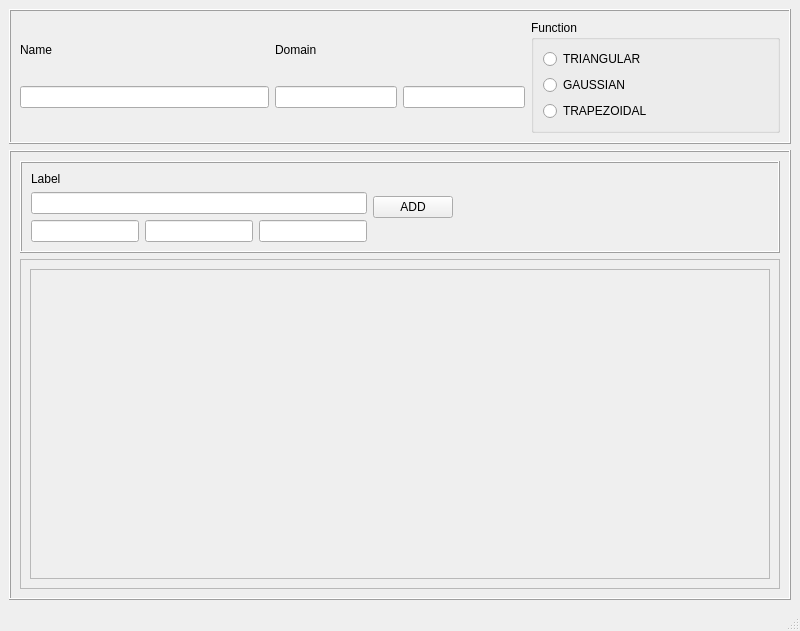
This is design/input.ui in bbaltuntas/tubitak-fuzzy as Qt 5 draws it before an edit. The edited form follows.
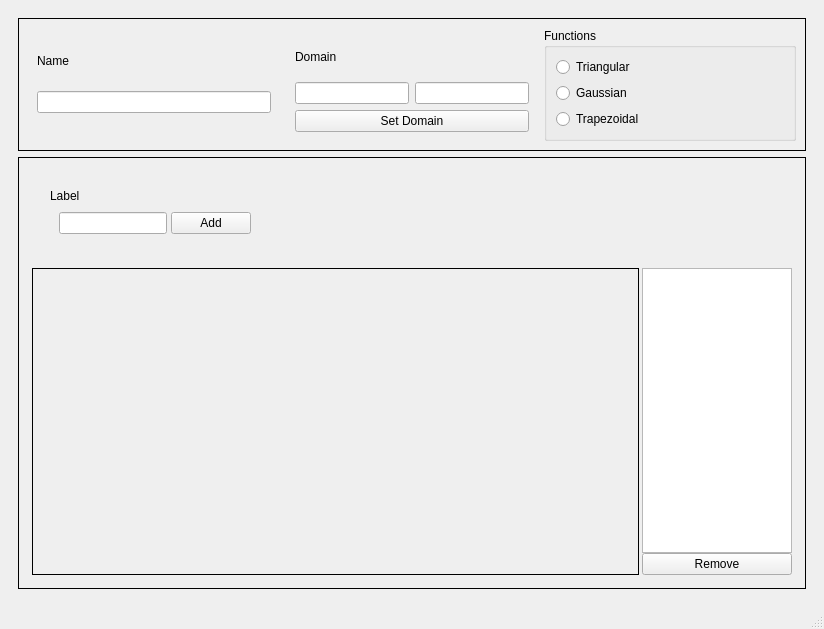
This is the edited form.

What changed in the file:
```diff
--- a/design/input.ui
+++ b/design/input.ui
@@ -6,16 +6,17 @@
    <rect>
     <x>0</x>
     <y>0</y>
-    <width>800</width>
-    <height>631</height>
+    <width>824</width>
+    <height>629</height>
    </rect>
   </property>
   <property name="windowTitle">
    <string>MainWindow</string>
   </property>
   <widget class="QWidget" name="centralwidget">
-   <layout class="QVBoxLayout" name="verticalLayout_2">
+   <layout class="QHBoxLayout" name="horizontalLayout">
     <item>
+     <widget class="QFrame" name="verticalFrame">
      <layout class="QVBoxLayout" name="verticalLayout">
       <item>
        <widget class="QFrame" name="frame_2">
@@ -26,16 +27,18 @@
          </sizepolicy>
         </property>
         <property name="frameShape">
-         <enum>QFrame::Box</enum>
-        </property>
-        <property name="frameShadow">
-         <enum>QFrame::Raised</enum>
-        </property>
-        <layout class="QHBoxLayout" name="horizontalLayout_4">
+          <enum>QFrame::Panel</enum>
+         </property>
+         <layout class="QHBoxLayout" name="variable_info_layout">
          <item>
-          <layout class="QHBoxLayout" name="horizontalLayout_3">
-           <item>
-            <layout class="QVBoxLayout" name="verticalLayout_4">
+           <widget class="QFrame" name="verticalFrame">
+            <property name="sizePolicy">
+             <sizepolicy hsizetype="Minimum" vsizetype="Preferred">
+              <horstretch>0</horstretch>
+              <verstretch>0</verstretch>
+             </sizepolicy>
+            </property>
+            <layout class="QVBoxLayout" name="verticalLayout_2">
              <item>
               <widget class="QLabel" name="label">
                <property name="sizePolicy">
@@ -50,173 +53,207 @@
               </widget>
              </item>
              <item>
-              <widget class="QLineEdit" name="lineEdit">
+              <widget class="QLineEdit" name="var_name"/>
+             </item>
+            </layout>
+           </widget>
+          </item>
+          <item>
+           <widget class="QFrame" name="verticalFrame_2">
                <property name="sizePolicy">
-                <sizepolicy hsizetype="Minimum" vsizetype="Fixed">
+             <sizepolicy hsizetype="MinimumExpanding" vsizetype="Preferred">
                  <horstretch>0</horstretch>
                  <verstretch>0</verstretch>
                 </sizepolicy>
                </property>
-              </widget>
-             </item>
-            </layout>
-           </item>
-           <item>
-            <layout class="QVBoxLayout" name="verticalLayout_5">
+            <layout class="QVBoxLayout" name="verticalLayout_4">
              <item>
               <widget class="QLabel" name="label_2">
-               <property name="sizePolicy">
-                <sizepolicy hsizetype="Preferred" vsizetype="Fixed">
-                 <horstretch>0</horstretch>
-                 <verstretch>0</verstretch>
-                </sizepolicy>
-               </property>
                <property name="text">
                 <string>Domain</string>
                </property>
               </widget>
              </item>
              <item>
-              <layout class="QHBoxLayout" name="horizontalLayout_6">
+              <layout class="QHBoxLayout" name="horizontalLayout_2">
                <item>
-                <widget class="QLineEdit" name="lineEdit_2">
-                 <property name="sizePolicy">
-                  <sizepolicy hsizetype="Minimum" vsizetype="Fixed">
-                   <horstretch>0</horstretch>
-                   <verstretch>0</verstretch>
-                  </sizepolicy>
+                <widget class="QLineEdit" name="domain_min"/>
+               </item>
+               <item>
+                <widget class="QLineEdit" name="domain_max"/>
+               </item>
+              </layout>
+             </item>
+             <item>
+              <widget class="QPushButton" name="set_domain">
+               <property name="text">
+                <string>Set Domain</string>
                  </property>
                 </widget>
                </item>
+            </layout>
+           </widget>
+          </item>
                <item>
-                <widget class="QLineEdit" name="lineEdit_3">
+           <widget class="QGroupBox" name="verticalGroupBox_3">
                  <property name="sizePolicy">
-                  <sizepolicy hsizetype="Minimum" vsizetype="Fixed">
+             <sizepolicy hsizetype="MinimumExpanding" vsizetype="Preferred">
                    <horstretch>0</horstretch>
                    <verstretch>0</verstretch>
                   </sizepolicy>
                  </property>
-                </widget>
-               </item>
-              </layout>
-             </item>
-            </layout>
-           </item>
-           <item>
-            <layout class="QVBoxLayout" name="verticalLayout_6">
-             <item>
-              <widget class="QGroupBox" name="groupBox">
                <property name="title">
-                <string>Function</string>
-               </property>
-               <layout class="QVBoxLayout" name="verticalLayout_8">
+             <string>Functions</string>
+            </property>
+            <layout class="QVBoxLayout" name="verticalLayout_5">
                 <item>
-                 <layout class="QVBoxLayout" name="verticalLayout_7">
-                  <item>
-                   <widget class="QRadioButton" name="radioButton">
+              <widget class="QRadioButton" name="triangular_mf">
                     <property name="text">
-                     <string>TRIANGULAR</string>
+                <string>Triangular</string>
                     </property>
                    </widget>
                   </item>
                   <item>
-                   <widget class="QRadioButton" name="radioButton_2">
+              <widget class="QRadioButton" name="gaussian_mf">
                     <property name="text">
-                     <string>GAUSSIAN</string>
+                <string>Gaussian</string>
                     </property>
                    </widget>
                   </item>
                   <item>
-                   <widget class="QRadioButton" name="radioButton_3">
+              <widget class="QRadioButton" name="trapezoidal_mf">
                     <property name="text">
-                     <string>TRAPEZOIDAL</string>
+                <string>Trapezoidal</string>
                     </property>
                    </widget>
                   </item>
                  </layout>
-                </item>
-               </layout>
               </widget>
              </item>
             </layout>
-           </item>
-          </layout>
-         </item>
-        </layout>
        </widget>
       </item>
       <item>
        <widget class="QFrame" name="frame">
         <property name="frameShape">
-         <enum>QFrame::Box</enum>
-        </property>
-        <property name="frameShadow">
-         <enum>QFrame::Raised</enum>
-        </property>
-        <layout class="QVBoxLayout" name="verticalLayout_10">
+          <enum>QFrame::Panel</enum>
+         </property>
+         <layout class="QVBoxLayout" name="term_layout">
+          <item>
+           <widget class="QFrame" name="verticalFrame">
+            <layout class="QVBoxLayout" name="verticalLayout_3" stretch="1,0">
+             <property name="spacing">
+              <number>3</number>
+             </property>
+             <property name="leftMargin">
+              <number>4</number>
+             </property>
+             <property name="topMargin">
+              <number>4</number>
+             </property>
+             <property name="rightMargin">
+              <number>4</number>
+             </property>
+             <property name="bottomMargin">
+              <number>4</number>
+             </property>
          <item>
-          <layout class="QVBoxLayout" name="verticalLayout_9">
-           <item>
-            <widget class="QFrame" name="frame_4">
+              <widget class="QFrame" name="edit_frame">
              <property name="sizePolicy">
-              <sizepolicy hsizetype="Preferred" vsizetype="Fixed">
+                <sizepolicy hsizetype="Fixed" vsizetype="Fixed">
                <horstretch>0</horstretch>
                <verstretch>0</verstretch>
               </sizepolicy>
              </property>
-             <property name="frameShape">
-              <enum>QFrame::Box</enum>
-             </property>
-             <property name="frameShadow">
-              <enum>QFrame::Raised</enum>
-             </property>
-             <layout class="QHBoxLayout" name="horizontalLayout_9">
+               <layout class="QHBoxLayout" name="horizontalLayout_3">
+                <property name="spacing">
+                 <number>4</number>
+                </property>
               <item>
-               <layout class="QHBoxLayout" name="horizontalLayout_8">
-                <item>
-                 <layout class="QVBoxLayout" name="verticalLayout_12">
-                  <item>
-                   <layout class="QVBoxLayout" name="verticalLayout_13">
+                 <widget class="QFrame" name="edit_frame_2">
+                  <property name="sizePolicy">
+                   <sizepolicy hsizetype="Preferred" vsizetype="Preferred">
+                    <horstretch>0</horstretch>
+                    <verstretch>0</verstretch>
+                   </sizepolicy>
+                  </property>
+                  <layout class="QVBoxLayout" name="verticalLayout_6">
+                   <property name="spacing">
+                    <number>0</number>
+                   </property>
                     <item>
                      <widget class="QLabel" name="label_3">
-                      <property name="sizePolicy">
-                       <sizepolicy hsizetype="Preferred" vsizetype="Fixed">
-                        <horstretch>0</horstretch>
-                        <verstretch>0</verstretch>
-                       </sizepolicy>
-                      </property>
                       <property name="text">
                        <string>Label</string>
                       </property>
                      </widget>
                     </item>
                     <item>
-                     <widget class="QLineEdit" name="lineEdit_4"/>
-                    </item>
+                    <widget class="QFrame" name="horizontalFrame">
+                     <property name="sizePolicy">
+                      <sizepolicy hsizetype="Fixed" vsizetype="Preferred">
+                       <horstretch>0</horstretch>
+                       <verstretch>0</verstretch>
+                      </sizepolicy>
+                     </property>
+                     <layout class="QHBoxLayout" name="horizontalLayout_4">
+                      <property name="spacing">
+                       <number>4</number>
+                      </property>
                     <item>
-                     <layout class="QHBoxLayout" name="horizontalLayout_10">
-                      <item>
-                       <widget class="QLineEdit" name="lineEdit_5"/>
+                       <widget class="QLineEdit" name="mf_label">
+                        <property name="sizePolicy">
+                         <sizepolicy hsizetype="Fixed" vsizetype="Fixed">
+                          <horstretch>0</horstretch>
+                          <verstretch>0</verstretch>
+                         </sizepolicy>
+                        </property>
+                       </widget>
                       </item>
                       <item>
-                       <widget class="QLineEdit" name="lineEdit_6"/>
-                      </item>
-                      <item>
-                       <widget class="QLineEdit" name="lineEdit_7"/>
-                      </item>
-                     </layout>
-                    </item>
-                   </layout>
-                  </item>
-                 </layout>
-                </item>
-               </layout>
-              </item>
-              <item>
-               <widget class="QPushButton" name="pushButton">
+                       <widget class="QPushButton" name="mf_add_button">
+                        <property name="sizePolicy">
+                         <sizepolicy hsizetype="Fixed" vsizetype="Fixed">
+                          <horstretch>0</horstretch>
+                          <verstretch>0</verstretch>
+                         </sizepolicy>
+                        </property>
                 <property name="text">
-                 <string>ADD</string>
-                </property>
+                         <string>Add</string>
+                        </property>
+                       </widget>
+                      </item>
+                     </layout>
+                    </widget>
+                   </item>
+                   <item>
+                    <widget class="QFrame" name="mf_values">
+                     <property name="sizePolicy">
+                      <sizepolicy hsizetype="Preferred" vsizetype="Preferred">
+                       <horstretch>0</horstretch>
+                       <verstretch>0</verstretch>
+                      </sizepolicy>
+                     </property>
+                     <layout class="QHBoxLayout" name="mf_values_layout">
+                      <property name="spacing">
+                       <number>3</number>
+                      </property>
+                      <property name="leftMargin">
+                       <number>2</number>
+                      </property>
+                      <property name="topMargin">
+                       <number>2</number>
+                      </property>
+                      <property name="rightMargin">
+                       <number>2</number>
+                      </property>
+                      <property name="bottomMargin">
+                       <number>2</number>
+                      </property>
+                     </layout>
+                    </widget>
+                   </item>
+                  </layout>
                </widget>
               </item>
               <item>
@@ -236,28 +273,90 @@
             </widget>
            </item>
            <item>
-            <widget class="QFrame" name="frame_3">
+              <layout class="QHBoxLayout" name="horizontalLayout_5">
+               <item>
+                <widget class="QFrame" name="graph_frame">
+                 <property name="sizePolicy">
+                  <sizepolicy hsizetype="Expanding" vsizetype="Preferred">
+                   <horstretch>0</horstretch>
+                   <verstretch>0</verstretch>
+                  </sizepolicy>
+                 </property>
              <property name="frameShape">
-              <enum>QFrame::StyledPanel</enum>
-             </property>
-             <property name="frameShadow">
-              <enum>QFrame::Raised</enum>
-             </property>
-             <layout class="QHBoxLayout" name="horizontalLayout_12">
+                  <enum>QFrame::Box</enum>
+                 </property>
+                 <layout class="QVBoxLayout" name="graph_layout">
+                  <property name="spacing">
+                   <number>4</number>
+                  </property>
+                  <property name="leftMargin">
+                   <number>5</number>
+                  </property>
+                  <property name="topMargin">
+                   <number>5</number>
+                  </property>
+                  <property name="rightMargin">
+                   <number>5</number>
+                  </property>
+                  <property name="bottomMargin">
+                   <number>5</number>
+                  </property>
+                 </layout>
+                </widget>
+               </item>
               <item>
-               <layout class="QHBoxLayout" name="horizontalLayout_11">
-                <item>
-                 <widget class="QFrame" name="frame_5">
-                  <property name="frameShape">
-                   <enum>QFrame::StyledPanel</enum>
-                  </property>
-                  <property name="frameShadow">
-                   <enum>QFrame::Raised</enum>
-                  </property>
-                  <layout class="QVBoxLayout" name="verticalLayout_14">
+                <widget class="QFrame" name="verticalFrame">
+                 <property name="sizePolicy">
+                  <sizepolicy hsizetype="Minimum" vsizetype="Preferred">
+                   <horstretch>0</horstretch>
+                   <verstretch>0</verstretch>
+                  </sizepolicy>
+                 </property>
+                 <property name="minimumSize">
+                  <size>
+                   <width>150</width>
+                   <height>50</height>
+                  </size>
+                 </property>
+                 <property name="maximumSize">
+                  <size>
+                   <width>150</width>
+                   <height>16777215</height>
+                  </size>
+                 </property>
+                 <layout class="QVBoxLayout" name="verticalLayout_7">
+                  <property name="spacing">
+                   <number>0</number>
+                  </property>
+                  <property name="leftMargin">
+                   <number>0</number>
+                  </property>
+                  <property name="topMargin">
+                   <number>0</number>
+                  </property>
+                  <property name="rightMargin">
+                   <number>0</number>
+                  </property>
+                  <property name="bottomMargin">
+                   <number>0</number>
+                  </property>
                    <item>
-                    <layout class="QVBoxLayout" name="graph_layout"/>
-                   </item>
+                   <widget class="QListWidget" name="mf_function_list">
+                    <property name="sizePolicy">
+                     <sizepolicy hsizetype="Minimum" vsizetype="Preferred">
+                      <horstretch>0</horstretch>
+                      <verstretch>0</verstretch>
+                     </sizepolicy>
+                    </property>
+                   </widget>
+                  </item>
+                  <item>
+                   <widget class="QPushButton" name="remove_mf_button">
+                    <property name="text">
+                     <string>Remove</string>
+                    </property>
+                   </widget>
+                  </item>
                   </layout>
                  </widget>
                 </item>
@@ -267,11 +366,10 @@
             </widget>
            </item>
           </layout>
-         </item>
-        </layout>
        </widget>
       </item>
      </layout>
+     </widget>
     </item>
    </layout>
   </widget>
```
Left out of the diff: 6 changed lines with no effect on the pictures. Lines whose indentation alone changed are shown as unchanged.
